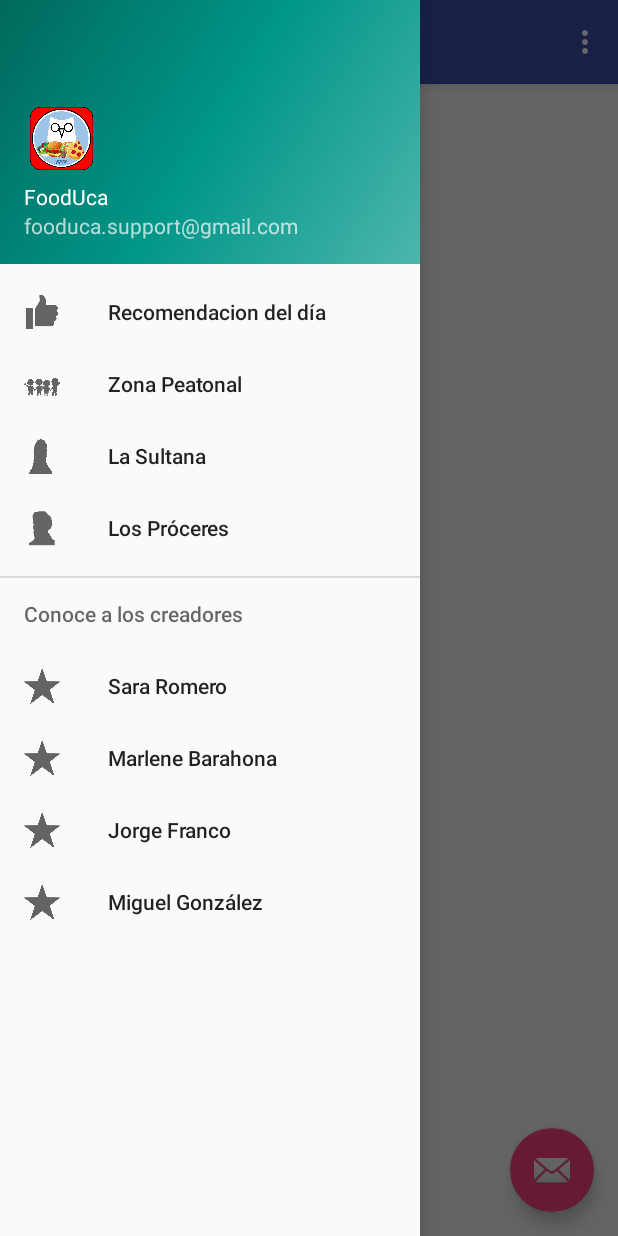
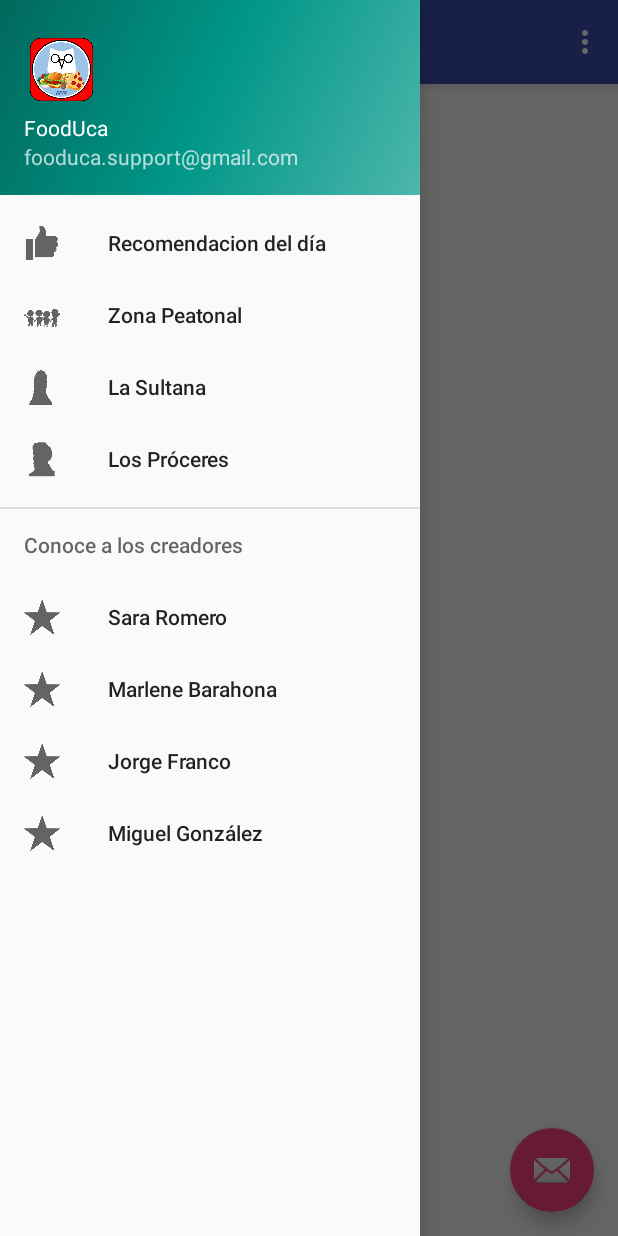
Before and after one commit to JorgeAzzuFranco/FoodUCA, an Android app: the screen it shows after launch (MainActivity), with the side drawer open, on a phone screen of 412 x 824 dp. Run offline under Robolectric (Android 15) with nearby library versions, the phone set to English and light mode, and no system bars; our stand-ins replace Room's generated code.

Commit message:
No se sale al dar para atras y muestra un pequeño mensaje... cambios menores en la vista del nav_header_main

```diff
--- a/app/src/main/res/layout/nav_header_main.xml
+++ b/app/src/main/res/layout/nav_header_main.xml
@@ -2,7 +2,7 @@
 <LinearLayout xmlns:android="http://schemas.android.com/apk/res/android"
     xmlns:app="http://schemas.android.com/apk/res-auto"
     android:layout_width="match_parent"
-    android:layout_height="@dimen/nav_header_height"
+    android:layout_height="130dp"
     android:background="@drawable/side_nav_bar"
     android:gravity="bottom"
     android:orientation="vertical"
```
Also changed, not shown: app/src/main/java/com/fooduca/fooduca/MainActivity.java (+30 -0 lines), app/src/main/res/drawable/bye.png (added).
